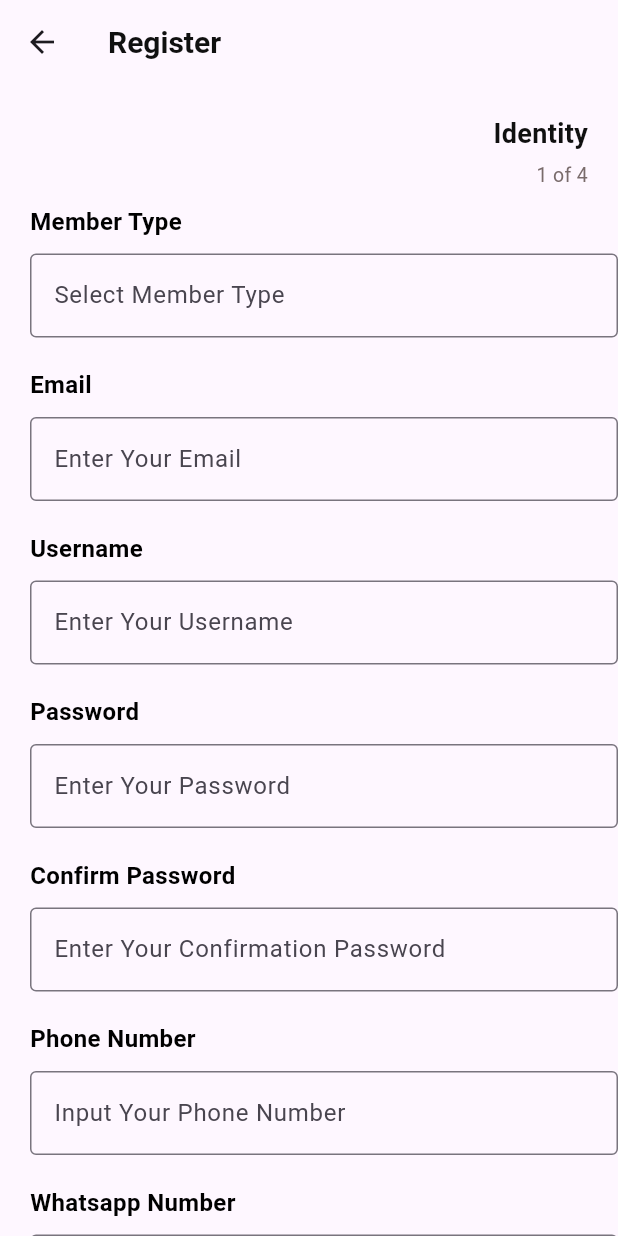
After one commit to ArvandAlfarizki/ApkDemo, a Flutter app: the RegisPage screen opened directly, on a phone screen of 412 x 824 dp. The commit adds this screen. Run offline on Flutter 3.47's test engine with Material 3 defaults, Android fonts, the light colour scheme and no system bars; our stand-ins replace google_fonts.

Commit message:
page regis 1
page regis 1

```diff
--- a/lib/main.dart
+++ b/lib/main.dart
@@ -1,3 +1,4 @@
+import 'package:apkdemo/regis.dart';
 import 'package:flutter/material.dart';
 import 'package:google_fonts/google_fonts.dart';
 
@@ -62,6 +63,7 @@ class LoginPage extends StatelessWidget {
             Container(
               width: 500,
               child: TextField(
+                obscureText: true,
                 decoration: InputDecoration(
                   border: OutlineInputBorder(),
                   hintText: "Enter Your Password",
@@ -116,7 +118,8 @@ class LoginPage extends StatelessWidget {
               children: [
                 Text("Already have an acount?", style: GoogleFonts.balooDa2(fontSize: 13, fontWeight: FontWeight.normal),),
                     TextButton(onPressed: (){
-                        print("test register");
+                        Navigator.push(context, MaterialPageRoute(builder: (context) => RegisPage()),
+                        );
                     }, child: Text("Register",
                     style: GoogleFonts.balooDa2( fontSize: 13, color: Color.fromARGB(255, 121, 107, 107)
                     ),
--- /dev/null
+++ b/lib/regis.dart
@@ -0,0 +1,221 @@
+import 'package:apkdemo/constans.dart';
+import 'package:flutter/material.dart';
+import 'package:google_fonts/google_fonts.dart';
+
+class RegisPage extends StatelessWidget {
+  @override
+  Widget build(BuildContext context) {
+    return Scaffold(
+      appBar: AppBar(
+        title: Text("Register", style: GoogleFonts.balooDa2(fontSize: 20, fontWeight: bold, color: Color.fromARGB(248, 9, 9, 9)),),
+      ),
+      body: Stack(
+        children: [
+              Container(
+            alignment: Alignment.topRight,
+            padding: EdgeInsets.only(top: 20, right: 20),
+            child: Column(
+              crossAxisAlignment: CrossAxisAlignment.end,
+              children: [
+                Text(
+                  "Identity",
+                  style: GoogleFonts.balooDa2(
+                    fontSize: 18,
+                    fontWeight: FontWeight.bold,
+                    color: Color.fromARGB(248, 9, 9, 9),
+                  ),
+                ),
+                SizedBox(height: 5),
+                Text(
+                  "1 of 4",
+                  style: GoogleFonts.balooDa2(
+                    fontSize: 13,
+                    color: Color.fromARGB(255, 121, 107, 107),
+                  ),
+                ),
+              ],
+            ),
+          ),
+          Align(
+            alignment: Alignment.topLeft,
+            child: Padding(
+              padding: const EdgeInsets.only(top: 80.0, left: 20,),
+              child: Column(
+                crossAxisAlignment: CrossAxisAlignment.start,
+                mainAxisSize: MainAxisSize.min,
+                children: [
+                  Container(
+                    alignment: Alignment.centerLeft,
+                    child: Text(
+                      "Member Type",
+                      style: GoogleFonts.balooDa2(
+                        fontSize: 16,
+                        fontWeight: FontWeight.bold,
+                        color: Colors.black,
+                      ),
+                    ),
+                  ),
+                  SizedBox(height: 10),
+                  Container(
+                    width: 500,
+                    child: TextField(
+                      decoration: InputDecoration(
+                        border: OutlineInputBorder(),
+                        hintText: 'Select Member Type',
+                      ),
+                    ),
+                  ),
+                  SizedBox(height: 20),
+                  Text(
+                    "Email",
+                    style: GoogleFonts.balooDa2(
+                      fontSize: 16,
+                      fontWeight: FontWeight.bold,
+                      color: Colors.black,
+                    ),
+                  ),
+                  SizedBox(height: 10),
+                  Container(
+                    width: 500,
+                    child: TextField(
+                      decoration: InputDecoration(
+                        border: OutlineInputBorder(),
+                        hintText: 'Enter Your Email',
+                      ),
+                    ),
+                  ),
+                  SizedBox(height: 20),
+                  Text(
+                    "Username",
+                    style: GoogleFonts.balooDa2(
+                      fontSize: 16,
+                      fontWeight: FontWeight.bold,
+                      color: Colors.black,
+                    ),
+                  ),
+                  SizedBox(height: 10),
+                  Container(
+                    width: 500,
+                    child: TextField(
+                      decoration: InputDecoration(
+                        border: OutlineInputBorder(),
+                        hintText: 'Enter Your Username',
+                      ),
+                    ),
+                  ),
+                  SizedBox(height: 20),
+                  Text(
+                    "Password",
+                    style: GoogleFonts.balooDa2(
+                      fontSize: 16,
+                      fontWeight: FontWeight.bold,
+                      color: Colors.black,
+                    ),
+                  ),
+                  SizedBox(height: 10),
+                  Container(
+                    width: 500,
+                    child: TextField(
+                      decoration: InputDecoration(
+                        border: OutlineInputBorder(),
+                        hintText: 'Enter Your Password',
+                      ),
+                    ),
+                  ),
+                  SizedBox(height: 20),
+                  Text(
+                    "Confirm Password",
+                    style: GoogleFonts.balooDa2(
+                      fontSize: 16,
+                      fontWeight: FontWeight.bold,
+                      color: Colors.black,
+                    ),
+                  ),
+                  SizedBox(height: 10),
+                  Container(
+                    width: 500,
+                    child: TextField(
+                      decoration: InputDecoration(
+                        border: OutlineInputBorder(),
+                        hintText: 'Enter Your Confirmation Password',
+                      ),
+                    ),
+                  ),
+                  SizedBox(height: 20),
+                  Text(
+                    "Phone Number",
+                    style: GoogleFonts.balooDa2(
+                      fontSize: 16,
+                      fontWeight: FontWeight.bold,
+                      color: Colors.black,
+                    ),
+                  ),
+                  SizedBox(height: 10),
+                  Container(
+                    width: 500,
+                    child: TextField(
+                      decoration: InputDecoration(
+                        border: OutlineInputBorder(),
+                        hintText: 'Input Your Phone Number',
+                      ),
+                    ),
+                  ),
+                  SizedBox(height: 20),
+                  Text(
+                    "Whatsapp Number",
+                    style: GoogleFonts.balooDa2(
+                      fontSize: 16,
+                      fontWeight: FontWeight.bold,
+                      color: Colors.black,
+                    ),
+                  ),
+                  SizedBox(height: 10),
+                  Container(
+                    width: 500,
+                    child: TextField(
+                      decoration: InputDecoration(
+                        border: OutlineInputBorder(),
+                        hintText: 'Input Your Whatsapp Number',
+                      ),
+                    ),
+                  ),
+                  SizedBox(height: 30,),
+                  Row(
+                    mainAxisAlignment: MainAxisAlignment.center,
+                    children: [
+                      ElevatedButton(
+                        onPressed: (){print("test button 1");},
+                        child: Text("Back"),
+                        style: ElevatedButton.styleFrom(
+                        backgroundColor: Color.fromARGB(255, 228, 228, 228),
+                        foregroundColor: Color.fromARGB(248, 9, 9, 9),
+                        minimumSize: Size(200, 50),
+                        shape: RoundedRectangleBorder(
+                          borderRadius: BorderRadius.circular(10),
+                          ),
+                        ),
+                      ),
+                      SizedBox(width: 50,),
+                      ElevatedButton(
+                        onPressed: (){print("test2");},
+                        child: Text("Next"),
+                        style: ElevatedButton.styleFrom(
+                        backgroundColor: Color.fromARGB(255, 121, 107, 107),
+                        foregroundColor: Color.fromARGB(248, 9, 9, 9),
+                        minimumSize: Size(200, 50),
+                        shape: RoundedRectangleBorder(
+                          borderRadius: BorderRadius.circular(10),
+                          ),
+                        ),
+                      ),
+                    ],
+                  ),
+                ],
+              ),
+            ),
+          ),
+        ],
+      ),
+    );
+  }
+}
```
